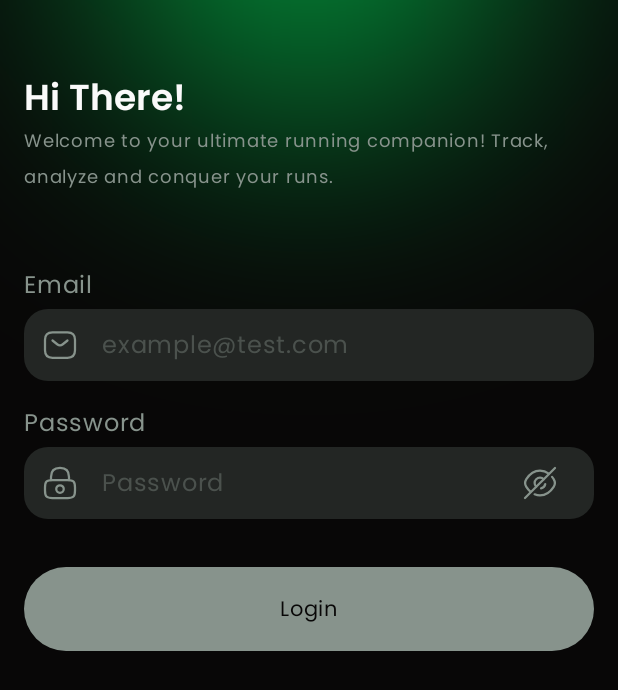
After one commit to Elmahdaoui59/RunMaster, an Android app built with Jetpack Compose: the composable LoginScreen shown on its own in the app's theme, on a phone screen of 412 x 824 dp. The commit adds this screen. Shown: the top 690 px of the screen. Run offline under Robolectric (Android 15) with nearby library versions, the phone set to English and light mode, and no system bars.

Commit message:
6.8 Log in screen

```diff
--- a/auth/presentation/src/main/java/com/running/auth/presentation/di/AuthViewModelModule.kt
+++ b/auth/presentation/src/main/java/com/running/auth/presentation/di/AuthViewModelModule.kt
@@ -1,9 +1,12 @@
 package com.running.auth.presentation.di
 
+import com.running.auth.presentation.login.LoginViewModel
 import com.running.auth.presentation.register.RegisterViewModel
 import org.koin.androidx.viewmodel.dsl.viewModelOf
 import org.koin.dsl.module
 
 val authViewModelModule = module {
     viewModelOf(::RegisterViewModel)
+
+    viewModelOf(::LoginViewModel)
 }
--- a/auth/presentation/src/main/java/com/running/auth/presentation/intro/IntroScreen.kt
+++ b/auth/presentation/src/main/java/com/running/auth/presentation/intro/IntroScreen.kt
@@ -21,7 +21,7 @@ import com.running.auth.presentation.R
 import com.running.core.presentation.designsystem.LogoIcon
 import com.running.core.presentation.designsystem.RunMasterTheme
 import com.running.core.presentation.designsystem.components.GradientBackground
-import com.running.core.presentation.designsystem.components.RuniqueActionButton
+import com.running.core.presentation.designsystem.components.RunMasterActionButton
 import com.running.core.presentation.designsystem.components.RuniqueOutlinedActionButton
 
 
@@ -82,7 +82,7 @@ fun IntroScreen(
             )
 
             Spacer(modifier = Modifier.height(16.dp))
-            RuniqueActionButton(
+            RunMasterActionButton(
                 text = stringResource(id = R.string.sign_up),
                 isLoading = false,
                 modifier = Modifier.fillMaxWidth(),
--- /dev/null
+++ b/auth/presentation/src/main/java/com/running/auth/presentation/login/LoginScreen.kt
@@ -0,0 +1,199 @@
+package com.running.auth.presentation.login
+
+import android.widget.Toast
+import androidx.compose.foundation.layout.Box
+import androidx.compose.foundation.layout.Column
+import androidx.compose.foundation.layout.IntrinsicSize
+import androidx.compose.foundation.layout.Spacer
+import androidx.compose.foundation.layout.fillMaxHeight
+import androidx.compose.foundation.layout.fillMaxSize
+import androidx.compose.foundation.layout.fillMaxWidth
+import androidx.compose.foundation.layout.height
+import androidx.compose.foundation.layout.padding
+import androidx.compose.foundation.rememberScrollState
+import androidx.compose.foundation.text.ClickableText
+import androidx.compose.foundation.verticalScroll
+import androidx.compose.material3.MaterialTheme
+import androidx.compose.material3.Text
+import androidx.compose.runtime.Composable
+import androidx.compose.ui.Alignment
+import androidx.compose.ui.Modifier
+import androidx.compose.ui.platform.LocalContext
+import androidx.compose.ui.platform.LocalSoftwareKeyboardController
+import androidx.compose.ui.res.stringResource
+import androidx.compose.ui.text.SpanStyle
+import androidx.compose.ui.text.buildAnnotatedString
+import androidx.compose.ui.text.font.FontWeight
+import androidx.compose.ui.text.withStyle
+import androidx.compose.ui.tooling.preview.Preview
+import androidx.compose.ui.unit.dp
+import androidx.compose.ui.unit.sp
+import com.running.auth.domain.AuthRepository
+import com.running.auth.presentation.R
+import com.running.auth.presentation.register.RegisterAction
+import com.running.core.presentation.designsystem.EmailIcon
+import com.running.core.presentation.designsystem.Poppins
+import com.running.core.presentation.designsystem.RunMasterTheme
+import com.running.core.presentation.designsystem.RuniqueGray
+import com.running.core.presentation.designsystem.components.GradientBackground
+import com.running.core.presentation.designsystem.components.RunMasterPasswordTextField
+import com.running.core.presentation.designsystem.components.RunMasterTextField
+import com.running.core.presentation.designsystem.components.RunMasterActionButton
+import com.running.core.presentation.ui.ObserveAsEvents
+import org.koin.androidx.compose.koinViewModel
+
+@Composable
+fun LoginsScreenRoot(
+    modifier: Modifier = Modifier,
+    viewModel: LoginViewModel = koinViewModel(),
+    onLoginSuccess: () -> Unit,
+    onSignUpClick: () -> Unit
+) {
+    val context = LocalContext.current
+    val keyboardController = LocalSoftwareKeyboardController.current
+    ObserveAsEvents(viewModel.events) { event ->
+        when(event) {
+            is LoginEvent.Error -> {
+                keyboardController?.hide()
+                Toast.makeText(
+                    context,
+                    event.error.asString(context),
+                    Toast.LENGTH_LONG
+                ).show()
+            }
+            LoginEvent.LoginSuccess -> {
+                keyboardController?.hide()
+                Toast.makeText(
+                    context,
+                    R.string.youre_logged_in,
+                    Toast.LENGTH_LONG
+                ).show()
+                onLoginSuccess()
+            }
+        }
+    }
+    LoginScreen(
+        state = viewModel.state,
+        onAction = {action ->
+            when(action) {
+                is LoginAction.OnRegisterClick -> onSignUpClick()
+                else -> Unit
+            }
+            viewModel.onAction(action)
+
+        }
+    )
+}
+
+
+@Composable
+fun LoginScreen(
+    modifier: Modifier = Modifier,
+    state: LoginState,
+    onAction: (LoginAction) -> Unit
+) {
+
+    GradientBackground {
+        Column(
+            modifier = Modifier
+                .verticalScroll(rememberScrollState())
+                .fillMaxSize()
+                .padding(horizontal = 16.dp)
+                .padding(vertical = 32.dp)
+                .padding(top = 16.dp)
+        ) {
+            Text(
+                text = stringResource(id = R.string.hi_there),
+                fontWeight = FontWeight.SemiBold,
+                style = MaterialTheme.typography.headlineMedium
+            )
+            Text(
+                text = stringResource(id = R.string.welcome_text),
+                fontSize = 12.sp,
+                color = MaterialTheme.colorScheme.onSurfaceVariant
+            )
+            Spacer(Modifier.height(48.dp))
+            RunMasterTextField(
+                state = state.email,
+                startIcon = EmailIcon,
+                endIcon = null,
+                hint = stringResource(id = R.string.example_email),
+                title = stringResource(id = R.string.email),
+                modifier = Modifier.fillMaxWidth()
+            )
+            Spacer(Modifier.height(16.dp))
+            RunMasterPasswordTextField(
+                state = state.password,
+                isPasswordVisible = state.isPasswordVisible,
+                onTogglePasswordVisibility = {
+                    onAction(LoginAction.OnTogglePasswordVisibility)
+                },
+                hint = stringResource(id = R.string.password),
+                title = stringResource(id = R.string.password)
+            )
+            Spacer(Modifier.height(32.dp))
+            RunMasterActionButton(
+                text = stringResource(id = R.string.login),
+                isLoading = state.isLoggingIn,
+                enabled = state.canLogin,
+                onClick = {
+                    onAction(LoginAction.OnLoginClick)
+                }
+            )
+            val annotatedString = buildAnnotatedString {
+                withStyle(
+                    style = SpanStyle(
+                        fontFamily = Poppins,
+                        color = MaterialTheme.colorScheme.onSurfaceVariant
+                    )
+                ) {
+                    append(stringResource(id = R.string.dont_have_an_account) + " ")
+                    pushStringAnnotation(
+                        tag = "clickable_text",
+                        annotation = stringResource(id = R.string.sign_up)
+                    )
+                    withStyle(
+                        style = SpanStyle(
+                            fontWeight = FontWeight.SemiBold,
+                            color = MaterialTheme.colorScheme.primary,
+                            fontFamily = Poppins
+                        )
+                    ) {
+                        append(stringResource(id = R.string.sign_up))
+                    }
+                }
+            }
+            Box(
+                modifier = Modifier
+                    .align(Alignment.CenterHorizontally)
+                    .weight(1f, true),
+                contentAlignment = Alignment.BottomCenter
+            ) {
+                ClickableText(
+                    text = annotatedString,
+                    onClick = { offset ->
+                        annotatedString.getStringAnnotations(
+                            tag = "clickable_text",
+                            start = offset,
+                            end = offset
+                        ).firstOrNull()?.let {
+                            onAction(LoginAction.OnRegisterClick)
+                        }
+                    }
+                )
+            }
+        }
+    }
+
+}
+
+@Preview
+@Composable
+private fun LoginScreenPreview() {
+    RunMasterTheme {
+        LoginScreen(
+            state = LoginState(),
+            onAction = {}
+        )
+    }
+}
--- /dev/null
+++ b/auth/presentation/src/main/java/com/running/auth/presentation/login/LoginState.kt
@@ -0,0 +1,11 @@
+package com.running.auth.presentation.login
+
+import androidx.compose.foundation.text.input.TextFieldState
+
+data class LoginState(
+    val email: TextFieldState = TextFieldState(),
+    val password: TextFieldState = TextFieldState(),
+    val isPasswordVisible: Boolean = false,
+    val canLogin: Boolean = false,
+    val isLoggingIn: Boolean = false
+)
--- a/auth/presentation/src/main/java/com/running/auth/presentation/register/RegisterScreen.kt
+++ b/auth/presentation/src/main/java/com/running/auth/presentation/register/RegisterScreen.kt
@@ -43,7 +43,7 @@ import com.running.core.presentation.designsystem.RuniqueGreen
 import com.running.core.presentation.designsystem.components.GradientBackground
 import com.running.core.presentation.designsystem.components.RunMasterPasswordTextField
 import com.running.core.presentation.designsystem.components.RunMasterTextField
-import com.running.core.presentation.designsystem.components.RuniqueActionButton
+import com.running.core.presentation.designsystem.components.RunMasterActionButton
 import com.running.core.presentation.ui.ObserveAsEvents
 import org.koin.androidx.compose.koinViewModel
 
@@ -107,7 +107,7 @@ fun RegisterScreen(
                 withStyle(
                     style = SpanStyle(
                         fontFamily = Poppins,
-                        color = RuniqueGray
+                        color = MaterialTheme.colorScheme.onSurfaceVariant
                     )
                 ) {
                     append(stringResource(id = R.string.already_have_account) + " ")
@@ -186,7 +186,7 @@ fun RegisterScreen(
                 isValid = state.passwordValidationState.hasUpperCaseCharacter,
             )
             Spacer(Modifier.height(32.dp))
-            RuniqueActionButton(
+            RunMasterActionButton(
                 text = stringResource(id = R.string.register),
                 isLoading = state.isRegistering,
                 enabled = state.canRegister,
--- a/auth/presentation/src/main/res/values/strings.xml
+++ b/auth/presentation/src/main/res/values/strings.xml
@@ -19,4 +19,8 @@
     <string name="register">Register</string>
     <string name="error_email_exists">A user with that Email already exists.</string>
     <string name="registration_successful">Registration successful!</string>
+    <string name="hi_there">Hi There!</string>
+    <string name="welcome_text">Welcome to your ultimate running companion! Track, analyze and conquer your runs.</string>
+    <string name="dont_have_an_account">Don\'t have an account?</string>
+    <string name="youre_logged_in">You\'re logged in.</string>
 </resources>
--- a/core/data/src/main/java/com/running/core/data/di/CoreDataModule.kt
+++ b/core/data/src/main/java/com/running/core/data/di/CoreDataModule.kt
@@ -10,7 +10,7 @@ import org.koin.dsl.module
 
 val coreDataModule = module {
     single {
-       HttpClientFactory().build()
+       HttpClientFactory(get()).build()
     }
     singleOf(::EncryptedSessionStorage).bind<SessionStorage>()
 }
--- a/core/presentation/designsystem/src/main/java/com/running/core/presentation/designsystem/components/RuniqueActionButton.kt
+++ b/core/presentation/designsystem/src/main/java/com/running/core/presentation/designsystem/components/RunMasterActionButton.kt
@@ -23,7 +23,7 @@ import com.running.core.presentation.designsystem.RuniqueBlack
 import com.running.core.presentation.designsystem.RuniqueGray
 
 @Composable
-fun RuniqueActionButton(
+fun RunMasterActionButton(
     text: String,
     isLoading: Boolean,
     modifier: Modifier = Modifier,
```
Also changed, not shown: app/src/main/java/com/running/runmaster/NavigationRoot.kt (+19 -2 lines), auth/presentation/src/main/java/com/running/auth/presentation/login/LoginAction.kt (added, +7 -0 lines), auth/presentation/src/main/java/com/running/auth/presentation/login/LoginEvent.kt (added, +8 -0 lines), auth/presentation/src/main/java/com/running/auth/presentation/login/LoginViewModel.kt (added, +23 -0 lines).
